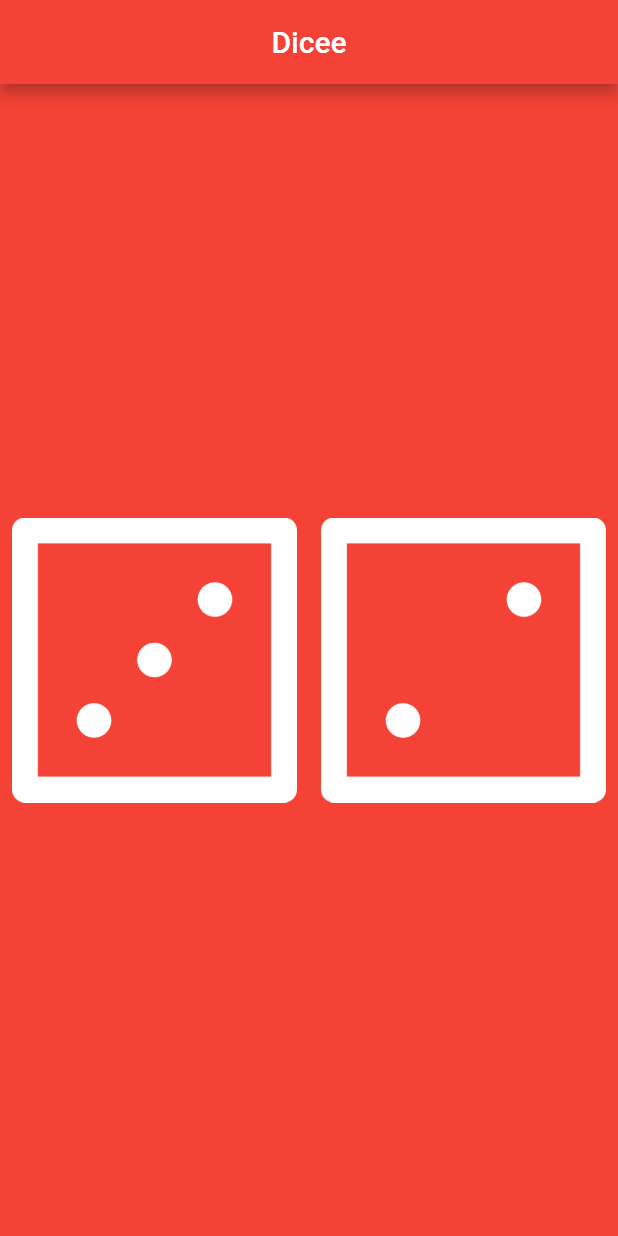
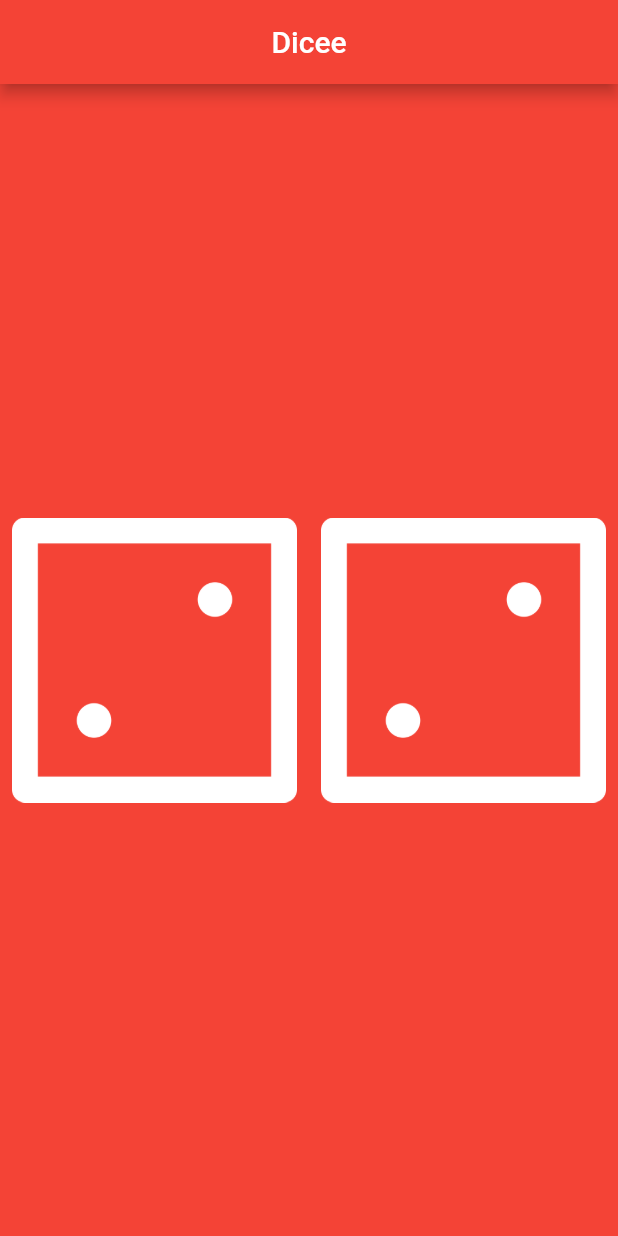
Before and after one commit to ToushikBanik123/dice_app, a Flutter app: the screen it shows after launch, on a phone screen of 412 x 824 dp. Run offline on Flutter 3.47's test engine with Material 2 defaults, Android fonts, the phone set to English and light mode, and no system bars.

Commit message:
using variable

```diff
--- a/lib/main.dart
+++ b/lib/main.dart
@@ -21,6 +21,7 @@ void main() {
 class DicePage extends StatelessWidget {
   @override
   Widget build(BuildContext context) {
+    var randomNumber = 2;
     return SafeArea(child: Center(
       child: Row(
         children: [
@@ -28,7 +29,7 @@ class DicePage extends StatelessWidget {
             flex: 1,
             child: TextButton(
             onPressed: () { print('hi'); },
-            child: Image.asset('images/dice3.png'),
+            child: Image.asset('images/dice$randomNumber.png'),
           ),
           ),
           Expanded(
@@ -36,7 +37,7 @@ class DicePage extends StatelessWidget {
             child:
             TextButton(
               onPressed: () { print('hi'); },
-              child: Image.asset('images/dice2.png'),
+              child: Image.asset('images/dice$randomNumber.png'),
             ),
           ),
         ],
```
